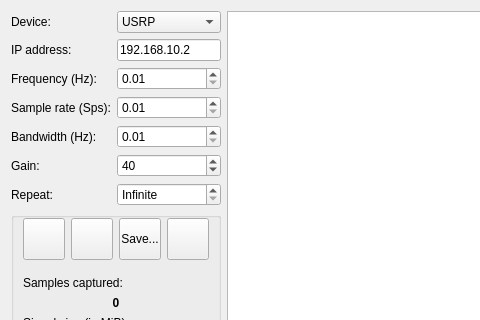
This is ui/send_recv.ui in jopohl/urh as Qt 5 draws it before an edit; both pictures show x 0 to 480 and y 0 to 320 of the 868 by 628 pixel window. The edited form follows.
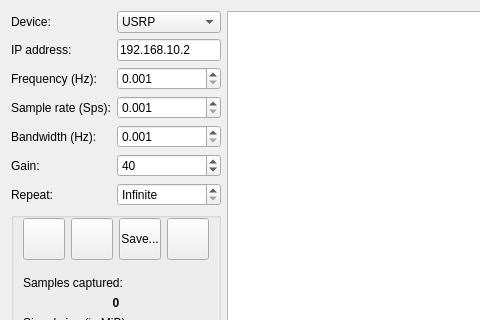
This is the edited form. Icons and pictures are not drawn. Custom widgets are drawn as their Qt base class.

Commit message: Frequnency feedback in Spectrum anaylzer and num decimals set to 3

The edit to the form file:
```diff
--- a/ui/send_recv.ui
+++ b/ui/send_recv.ui
@@ -16,7 +16,7 @@
   <property name="windowTitle">
    <string>Record Signal</string>
   </property>
-  <layout class="QGridLayout" name="gridLayout_3" columnstretch="1,3,1">
+  <layout class="QGridLayout" name="gridLayout_3" columnstretch="1,5,1">
    <item row="0" column="0" rowspan="2">
     <layout class="QVBoxLayout" name="verticalLayout">
      <item>
@@ -113,8 +113,11 @@
        </item>
        <item row="2" column="1">
         <widget class="KillerDoubleSpinBox" name="spinBoxFreq">
+         <property name="decimals">
+          <number>3</number>
+         </property>
          <property name="minimum">
-          <double>0.010000000000000</double>
+          <double>0.001000000000000</double>
          </property>
          <property name="maximum">
           <double>1000000000000.000000000000000</double>
@@ -123,8 +126,11 @@
        </item>
        <item row="3" column="1">
         <widget class="KillerDoubleSpinBox" name="spinBoxSampleRate">
+         <property name="decimals">
+          <number>3</number>
+         </property>
          <property name="minimum">
-          <double>0.010000000000000</double>
+          <double>0.001000000000000</double>
          </property>
          <property name="maximum">
           <double>1000000000000.000000000000000</double>
@@ -133,8 +139,11 @@
        </item>
        <item row="4" column="1">
         <widget class="KillerDoubleSpinBox" name="spinBoxBandwidth">
+         <property name="decimals">
+          <number>3</number>
+         </property>
          <property name="minimum">
-          <double>0.010000000000000</double>
+          <double>0.001000000000000</double>
          </property>
          <property name="maximum">
           <double>1000000000000.000000000000000</double>
```
Left out of the diff: 82 changed lines with no effect on the pictures. The commit also changes 7 other files.
